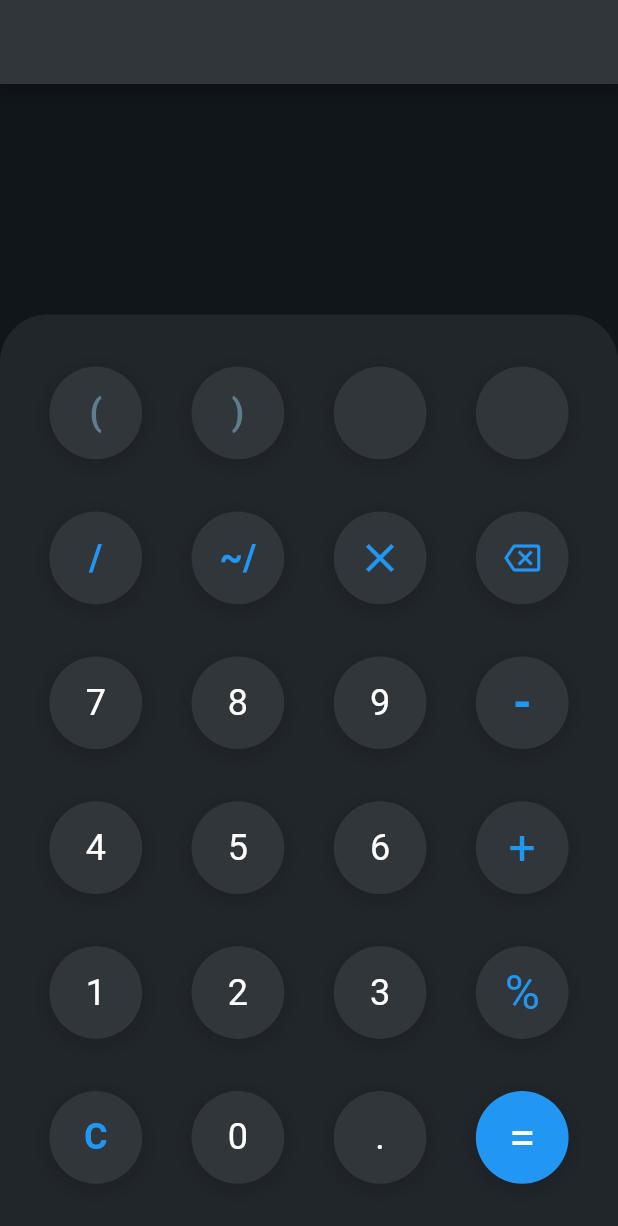
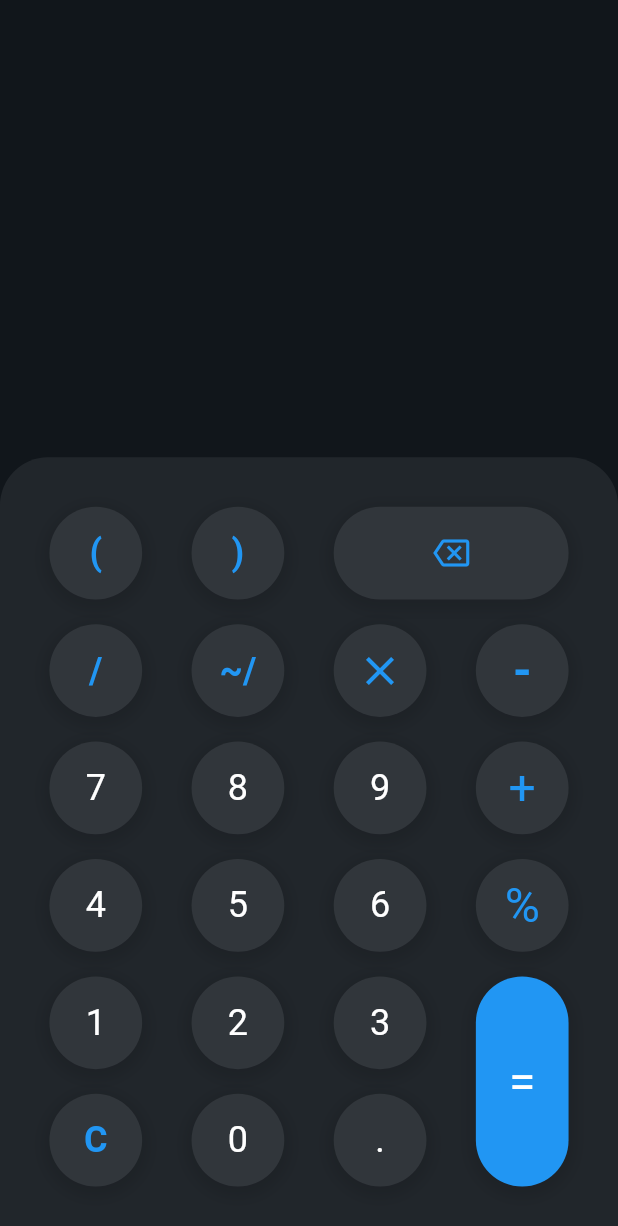
Before and after one commit to arnaud111/developer_calculator, a Flutter app: the screen it shows after launch, on a phone screen of 412 x 824 dp. Shown: the top 1226 px of the screen. Run offline on Flutter 3.47's test engine with Material 2 defaults, Android fonts, the phone set to English and light mode, and no system bars; our stand-ins replace bloc, flutter_bloc.

Commit message:
Keyboard full clean

```diff
--- a/lib/widget/button.dart
+++ b/lib/widget/button.dart
@@ -7,18 +7,22 @@ class Button extends StatelessWidget {
     this.color,
     this.onTap,
     this.onLongPress,
+    this.width,
+    this.height,
   });
 
   final Widget child;
   final Color? color;
   final Function()? onTap;
   final Function()? onLongPress;
+  final double? width;
+  final double? height;
 
   @override
   Widget build(BuildContext context) {
     return SizedBox(
-      width: MediaQuery.of(context).size.width * 0.15,
-      height: MediaQuery.of(context).size.width * 0.15,
+      width: width ?? MediaQuery.of(context).size.width * 0.15,
+      height: height ?? MediaQuery.of(context).size.width * 0.15,
       child: GestureDetector(
         onTap: onTap,
         onLongPress: onLongPress,
--- a/lib/widget/home.dart
+++ b/lib/widget/home.dart
@@ -12,22 +12,23 @@ class HomePage extends StatefulWidget {
 class _HomePageState extends State<HomePage> {
   @override
   Widget build(BuildContext context) {
-    return Scaffold(
-      appBar: AppBar(
-        title: Container(),
+    return SafeArea(
+      child: Scaffold(
+        body: Column(
+          children: [
+            const SizedBox(
+              height: 16,
             ),
-      body: const Column(
-        children: [
-          Expanded(
-            flex: 1,
+            const Expanded(
               child: OperationText(),
             ),
-          Expanded(
-            flex: 4,
+            Container(
+              height: MediaQuery.of(context).size.width * 1.26,
               child: Keyboard(),
             ),
           ],
         ),
+      ),
     );
   }
 }
--- a/lib/widget/keyboard.dart
+++ b/lib/widget/keyboard.dart
@@ -42,74 +42,60 @@ class Keyboard extends StatelessWidget {
             mainAxisAlignment: MainAxisAlignment.center,
             crossAxisAlignment: CrossAxisAlignment.center,
             children: [
-              Expanded(
-                child: Container(),
+              Container(
+                width: MediaQuery.of(context).size.width * 0.08,
               ),
               Button(
                 onTap: () => add(context, "("),
                 child: const Text(
                   "(",
                   style: TextStyle(
-                    color: Colors.blueGrey,
+                    color: Colors.blue,
                     fontSize: 24,
                     fontWeight: FontWeight.bold,
                   ),
                 ),
               ),
-              Expanded(
-                child: Container(),
+              Container(
+                width: MediaQuery.of(context).size.width * 0.08,
               ),
               Button(
                 onTap: () => add(context, ")"),
                 child: const Text(
                   ")",
                   style: TextStyle(
-                    color: Colors.blueGrey,
+                    color: Colors.blue,
                     fontSize: 24,
                     fontWeight: FontWeight.bold,
                   ),
                 ),
               ),
-              Expanded(
-                child: Container(),
+              Container(
+                width: MediaQuery.of(context).size.width * 0.08,
               ),
               Button(
-                child: const Text(
-                  " ",
-                  style: TextStyle(
-                    color: Colors.blueGrey,
-                    fontSize: 24,
-                    fontWeight: FontWeight.bold,
+                width: MediaQuery.of(context).size.width * 0.38,
+                onTap: () => remove(context),
+                onLongPress: () => reset(context),
+                child: const Icon(
+                  Icons.backspace_outlined,
+                  color: Colors.blue,
                 ),
               ),
-              ),
-              Expanded(
-                child: Container(),
-              ),
-              Button(
-                child: const Text(
-                  " ",
-                  style: TextStyle(
-                    color: Colors.blueGrey,
-                    fontSize: 24,
-                    fontWeight: FontWeight.bold,
-                  ),
-                ),
-              ),
-              Expanded(
-                child: Container(),
+              Container(
+                width: MediaQuery.of(context).size.width * 0.08,
               ),
             ],
           ),
-          Expanded(
-            child: Container(),
+          Container(
+            height: MediaQuery.of(context).size.width * 0.04,
           ),
           Row(
             mainAxisAlignment: MainAxisAlignment.center,
             crossAxisAlignment: CrossAxisAlignment.center,
             children: [
-              Expanded(
-                child: Container(),
+              Container(
+                width: MediaQuery.of(context).size.width * 0.08,
               ),
               Button(
                 onTap: () => add(context, "/"),
@@ -122,8 +108,8 @@ class Keyboard extends StatelessWidget {
                   ),
                 ),
               ),
-              Expanded(
-                child: Container(),
+              Container(
+                width: MediaQuery.of(context).size.width * 0.08,
               ),
               Button(
                 onTap: () => add(context, "~/"),
@@ -136,8 +122,8 @@ class Keyboard extends StatelessWidget {
                   ),
                 ),
               ),
-              Expanded(
-                child: Container(),
+              Container(
+                width: MediaQuery.of(context).size.width * 0.08,
               ),
               Button(
                 onTap: () => add(context, "*"),
@@ -147,67 +133,8 @@ class Keyboard extends StatelessWidget {
                   size: 32,
                 ),
               ),
-              Expanded(
-                child: Container(),
-              ),
-              Button(
-                onTap: () => remove(context),
-                onLongPress: () => reset(context),
-                child: const Icon(
-                  Icons.backspace_outlined,
-                  color: Colors.blue,
-                ),
-              ),
-              Expanded(
-                child: Container(),
-              ),
-            ],
-          ),
-          Expanded(
-            child: Container(),
-          ),
-          Row(
-            mainAxisAlignment: MainAxisAlignment.center,
-            crossAxisAlignment: CrossAxisAlignment.center,
-            children: [
-              Expanded(
-                child: Container(),
-              ),
-              Button(
-                onTap: () => add(context, "7"),
-                child: const Text(
-                  "7",
-                  style: TextStyle(
-                    fontSize: 24,
-                  ),
-                ),
-              ),
-              Expanded(
-                child: Container(),
-              ),
-              Button(
-                onTap: () => add(context, "8"),
-                child: const Text(
-                  "8",
-                  style: TextStyle(
-                    fontSize: 24,
-                  ),
-                ),
-              ),
-              Expanded(
-                child: Container(),
-              ),
-              Button(
-                onTap: () => add(context, "9"),
-                child: const Text(
-                  "9",
-                  style: TextStyle(
-                    fontSize: 24,
-                  ),
-                ),
-              ),
-              Expanded(
-                child: Container(),
+              Container(
+                width: MediaQuery.of(context).size.width * 0.08,
               ),
               Button(
                 onTap: () => add(context, "-"),
@@ -220,56 +147,56 @@ class Keyboard extends StatelessWidget {
                   ),
                 ),
               ),
-              Expanded(
-                child: Container(),
+              Container(
+                width: MediaQuery.of(context).size.width * 0.08,
               ),
             ],
           ),
-          Expanded(
-            child: Container(),
+          Container(
+            height: MediaQuery.of(context).size.width * 0.04,
           ),
           Row(
             mainAxisAlignment: MainAxisAlignment.center,
             crossAxisAlignment: CrossAxisAlignment.center,
             children: [
-              Expanded(
-                child: Container(),
+              Container(
+                width: MediaQuery.of(context).size.width * 0.08,
               ),
               Button(
-                onTap: () => add(context, "4"),
+                onTap: () => add(context, "7"),
                 child: const Text(
-                  "4",
+                  "7",
                   style: TextStyle(
                     fontSize: 24,
                   ),
                 ),
               ),
-              Expanded(
-                child: Container(),
+              Container(
+                width: MediaQuery.of(context).size.width * 0.08,
               ),
               Button(
-                onTap: () => add(context, "5"),
+                onTap: () => add(context, "8"),
                 child: const Text(
-                  "5",
+                  "8",
                   style: TextStyle(
                     fontSize: 24,
                   ),
                 ),
               ),
-              Expanded(
-                child: Container(),
+              Container(
+                width: MediaQuery.of(context).size.width * 0.08,
               ),
               Button(
-                onTap: () => add(context, "6"),
+                onTap: () => add(context, "9"),
                 child: const Text(
-                  "6",
+                  "9",
                   style: TextStyle(
                     fontSize: 24,
                   ),
                 ),
               ),
-              Expanded(
-                child: Container(),
+              Container(
+                width: MediaQuery.of(context).size.width * 0.08,
               ),
               Button(
                 onTap: () => add(context, "+"),
@@ -281,56 +208,56 @@ class Keyboard extends StatelessWidget {
                   ),
                 ),
               ),
-              Expanded(
-                child: Container(),
+              Container(
+                width: MediaQuery.of(context).size.width * 0.08,
               ),
             ],
           ),
-          Expanded(
-            child: Container(),
+          Container(
+            height: MediaQuery.of(context).size.width * 0.04,
           ),
           Row(
             mainAxisAlignment: MainAxisAlignment.center,
             crossAxisAlignment: CrossAxisAlignment.center,
             children: [
-              Expanded(
-                child: Container(),
+              Container(
+                width: MediaQuery.of(context).size.width * 0.08,
               ),
               Button(
-                onTap: () => add(context, "1"),
+                onTap: () => add(context, "4"),
                 child: const Text(
-                  "1",
+                  "4",
                   style: TextStyle(
                     fontSize: 24,
                   ),
                 ),
               ),
-              Expanded(
-                child: Container(),
+              Container(
+                width: MediaQuery.of(context).size.width * 0.08,
               ),
               Button(
-                onTap: () => add(context, "2"),
+                onTap: () => add(context, "5"),
                 child: const Text(
-                  "2",
+                  "5",
                   style: TextStyle(
                     fontSize: 24,
                   ),
                 ),
               ),
-              Expanded(
-                child: Container(),
+              Container(
+                width: MediaQuery.of(context).size.width * 0.08,
               ),
               Button(
-                onTap: () => add(context, "3"),
+                onTap: () => add(context, "6"),
                 child: const Text(
-                  "3",
+                  "6",
                   style: TextStyle(
                     fontSize: 24,
                   ),
                 ),
               ),
-              Expanded(
-                child: Container(),
+              Container(
+                width: MediaQuery.of(context).size.width * 0.08,
               ),
               Button(
                 onTap: () => add(context, "%"),
@@ -342,20 +269,34 @@ class Keyboard extends StatelessWidget {
                   ),
                 ),
               ),
-              Expanded(
-                child: Container(),
+              Container(
+                width: MediaQuery.of(context).size.width * 0.08,
               ),
             ],
           ),
-          Expanded(
-            child: Container(),
+          Container(
+            height: MediaQuery.of(context).size.width * 0.04,
           ),
           Row(
             mainAxisAlignment: MainAxisAlignment.center,
             crossAxisAlignment: CrossAxisAlignment.center,
             children: [
-              Expanded(
-                child: Container(),
+              Container(
+                width: MediaQuery.of(context).size.width * 0.08,
+              ),
+              Column(
+                children: [
+                  Button(
+                    onTap: () => add(context, "1"),
+                    child: const Text(
+                      "1",
+                      style: TextStyle(
+                        fontSize: 24,
+                      ),
+                    ),
+                  ),
+                  Container(
+                    height: MediaQuery.of(context).size.width * 0.04,
                   ),
                   Button(
                     onTap: () => reset(context),
@@ -368,8 +309,24 @@ class Keyboard extends StatelessWidget {
                       ),
                     ),
                   ),
-              Expanded(
-                child: Container(),
+                ],
+              ),
+              Container(
+                width: MediaQuery.of(context).size.width * 0.08,
+              ),
+              Column(
+                children: [
+                  Button(
+                    onTap: () => add(context, "2"),
+                    child: const Text(
+                      "2",
+                      style: TextStyle(
+                        fontSize: 24,
+                      ),
+                    ),
+                  ),
+                  Container(
+                    height: MediaQuery.of(context).size.width * 0.04,
                   ),
                   Button(
                     onTap: () => add(context, "0"),
@@ -380,8 +337,24 @@ class Keyboard extends StatelessWidget {
                       ),
                     ),
                   ),
-              Expanded(
-                child: Container(),
+                ],
+              ),
+              Container(
+                width: MediaQuery.of(context).size.width * 0.08,
+              ),
+              Column(
+                children: [
+                  Button(
+                    onTap: () => add(context, "3"),
+                    child: const Text(
+                      "3",
+                      style: TextStyle(
+                        fontSize: 24,
+                      ),
+                    ),
+                  ),
+                  Container(
+                    height: MediaQuery.of(context).size.width * 0.04,
                   ),
                   Button(
                     onTap: () => add(context, "."),
@@ -392,20 +365,27 @@ class Keyboard extends StatelessWidget {
                       ),
                     ),
                   ),
-              Expanded(
-                child: Container(),
+                ],
               ),
-              const Button(
+              Container(
+                width: MediaQuery.of(context).size.width * 0.08,
+              ),
+              Column(
+                children: [
+                  Button(
+                    height: MediaQuery.of(context).size.width * 0.34,
                     color: Colors.blue,
-                child: Text(
+                    child: const Text(
                       "=",
                       style: TextStyle(
                         fontSize: 32,
                       ),
                     ),
                   ),
-              Expanded(
-                child: Container(),
+                ],
+              ),
+              Container(
+                width: MediaQuery.of(context).size.width * 0.08,
               ),
             ],
           ),
```
Lines whose indentation alone changed are shown as unchanged.
